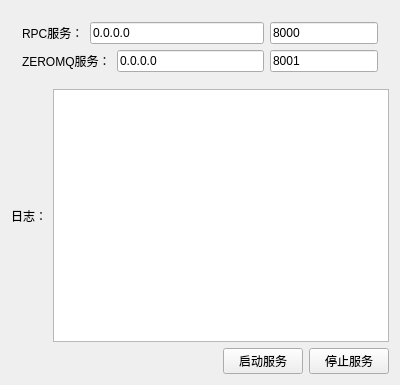
Before: the Qt Designer form src/MainApp/CareRay/CareRayServerWidget.ui in Augety-s/ScanApp, drawn with Qt 5.
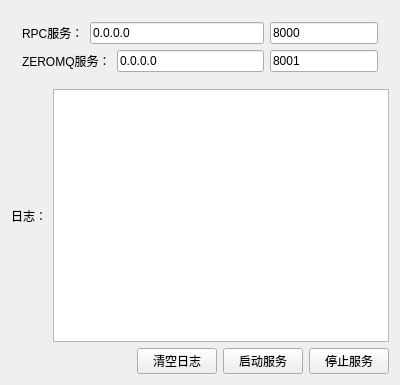
After: the same form once the commit is applied.

The edit to the form file:
```diff
--- a/src/MainApp/CareRay/CareRayServerWidget.ui
+++ b/src/MainApp/CareRay/CareRayServerWidget.ui
@@ -139,6 +139,13 @@
        </property>
       </spacer>
      </item>
+     <item>
+      <widget class="QPushButton" name="clearLog">
+       <property name="text">
+        <string>清空日志</string>
+       </property>
+      </widget>
+     </item>
      <item>
       <widget class="QPushButton" name="startServer">
        <property name="text">
```
